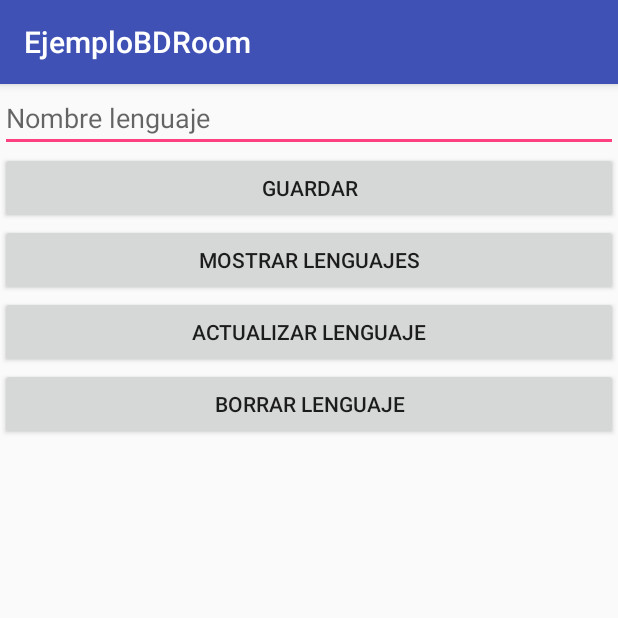
After one commit to pepivsky/EjemploBDRoom, an Android app: the LenguajeActivity screen opened directly, with no data from a screen before it, on a phone screen of 412 x 824 dp, the top half of it. The commit adds this screen. Run offline under Robolectric (Android 15) with nearby library versions, the phone set to English and light mode, and no system bars; our stand-ins replace ButterKnife.

Commit message:
Creación del activity y del botones en el xml LenguajeActivity para la nueva tabla "Lenguaje" que será agregada en la base de datos

```diff
--- a/app/src/main/AndroidManifest.xml
+++ b/app/src/main/AndroidManifest.xml
@@ -17,7 +17,8 @@
             </intent-filter>
         </activity>
         <activity android:name=".ProfessorActivity" />
-        <activity android:name=".CursoActivity"></activity>
+        <activity android:name=".CursoActivity" />
+        <activity android:name=".LenguajeActivity"></activity>
     </application>
 
 </manifest>
--- /dev/null
+++ b/app/src/main/java/com/example/pepe/ejemplobdroom/LenguajeActivity.java
@@ -0,0 +1,35 @@
+package com.example.pepe.ejemplobdroom;
+
+import android.os.Bundle;
+import android.support.v7.app.AppCompatActivity;
+import android.widget.Button;
+import android.widget.EditText;
+
+import butterknife.BindView;
+import butterknife.ButterKnife;
+
+public class LenguajeActivity extends AppCompatActivity {
+
+    @BindView(R.id.edtNombreLenguaje)
+    EditText edtNombreLenguaje;
+    @BindView(R.id.btnGuardarLenguaje)
+    Button btnGuardarLenguaje;
+    @BindView(R.id.btnMostrarLenguajes)
+    Button btnMostrarLenguajes;
+    @BindView(R.id.btnActualizarLenguaje)
+    Button btnActualizarLenguaje;
+    @BindView(R.id.btnBorrarLenguaje)
+    Button btnBorrarLenguaje;
+
+    @Override
+    protected void onCreate(Bundle savedInstanceState) {
+        super.onCreate(savedInstanceState);
+        setContentView(R.layout.activity_lenguaje);
+        ButterKnife.bind(this);
+        configView();
+    }
+
+    private void configView(){
+
+    }
+}
--- a/app/src/main/java/com/example/pepe/ejemplobdroom/MainActivity.java
+++ b/app/src/main/java/com/example/pepe/ejemplobdroom/MainActivity.java
@@ -15,6 +15,8 @@ public class MainActivity extends AppCompatActivity {
     Button btnProfessor;
     @BindView(R.id.btnCurso)
     Button btnCurso;
+    @BindView(R.id.btnLenguaje)
+    Button btnLenguaje;
 
     @Override
     protected void onCreate(Bundle savedInstanceState) {
@@ -38,4 +40,10 @@ public class MainActivity extends AppCompatActivity {
         startActivity(new Intent(getApplicationContext(), CursoActivity.class));
 
     }
+
+    @OnClick(R.id.btnLenguaje)
+    public void irLenguajeActivity() {
+        startActivity(new Intent(getApplicationContext(), LenguajeActivity.class));
+    }
+
 }
--- /dev/null
+++ b/app/src/main/res/layout/activity_lenguaje.xml
@@ -0,0 +1,46 @@
+<?xml version="1.0" encoding="utf-8"?>
+<LinearLayout xmlns:android="http://schemas.android.com/apk/res/android"
+    xmlns:app="http://schemas.android.com/apk/res-auto"
+    xmlns:tools="http://schemas.android.com/tools"
+    android:layout_width="match_parent"
+    android:layout_height="match_parent"
+    tools:context=".LenguajeActivity"
+    android:orientation="vertical"
+    >
+
+    <EditText
+        android:id="@+id/edtNombreLenguaje"
+        android:layout_width="match_parent"
+        android:layout_height="wrap_content"
+        android:hint="Nombre lenguaje"
+        />
+
+    <Button
+        android:id="@+id/btnGuardarLenguaje"
+        android:layout_width="match_parent"
+        android:layout_height="wrap_content"
+        android:text="guardar"
+        />
+
+    <Button
+        android:id="@+id/btnMostrarLenguajes"
+        android:layout_width="match_parent"
+        android:layout_height="wrap_content"
+        android:text="mostrar lenguajes"
+        />
+
+    <Button
+        android:id="@+id/btnActualizarLenguaje"
+        android:layout_width="match_parent"
+        android:layout_height="wrap_content"
+        android:text="actualizar lenguaje"
+        />
+
+    <Button
+        android:id="@+id/btnBorrarLenguaje"
+        android:layout_width="match_parent"
+        android:layout_height="wrap_content"
+        android:text="borrar lenguaje"
+        />
+
+</LinearLayout>
--- a/app/src/main/res/layout/activity_main.xml
+++ b/app/src/main/res/layout/activity_main.xml
@@ -25,4 +25,12 @@
 
          />
 
+     <Button
+         android:id="@+id/btnLenguaje"
+         android:layout_width="wrap_content"
+         android:layout_height="wrap_content"
+         android:text="Lenguaje"
+
+         />
+
 </LinearLayout>
```
